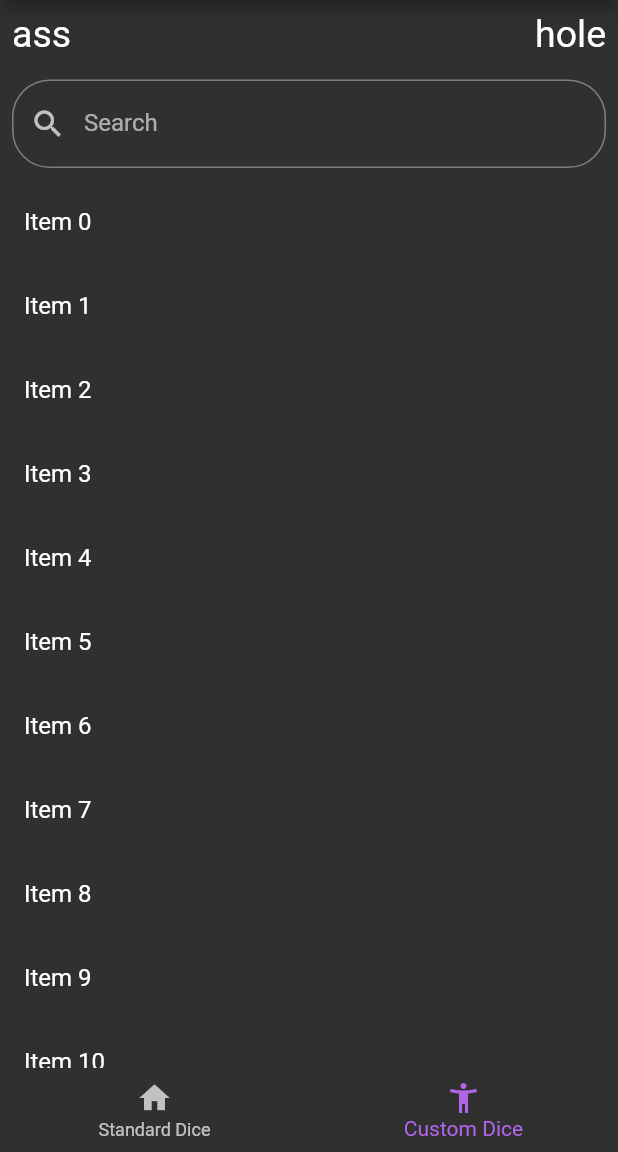
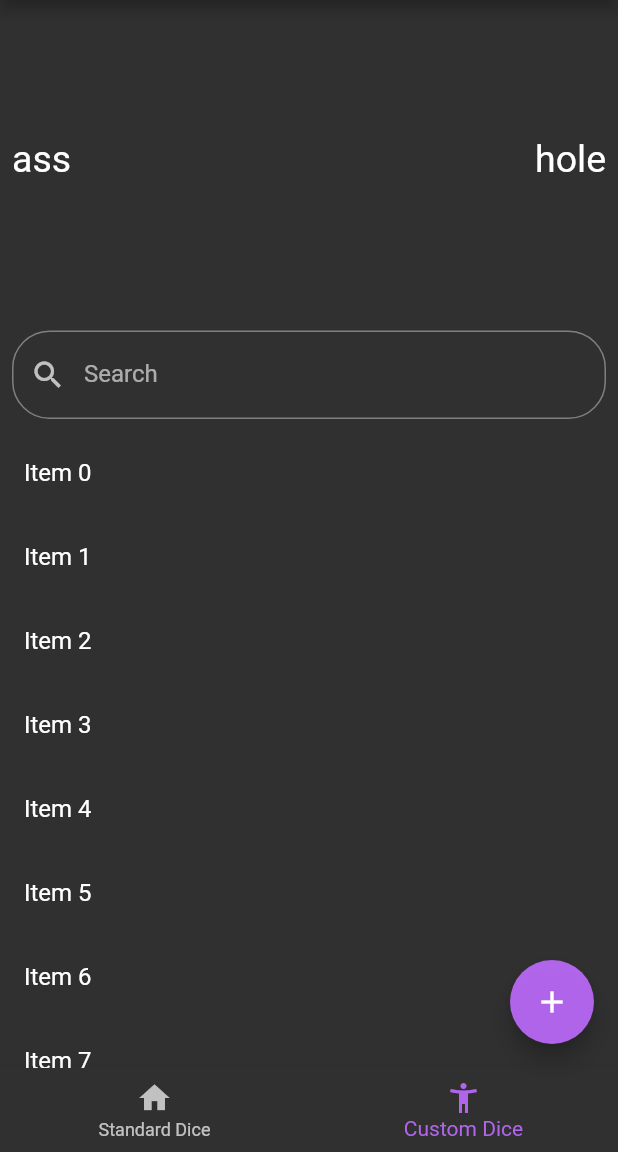
Before and after one commit to hansied67/flutter_dice_roller, a Flutter app: the screen it shows after launch, swiped to page 2, on a phone screen of 412 x 824 dp, the part 84-1236 px from its top. Run offline on Flutter 3.47's test engine with Material 2 defaults, Android fonts, the light colour scheme and no system bars; our stand-ins replace audioplayers, auto_size_text, shared_preferences.

Commit message:
Continue custom roller development

```diff
--- a/lib/screens/custom/custom_roller.dart
+++ b/lib/screens/custom/custom_roller.dart
@@ -48,7 +48,9 @@ class _CustomRollerState extends State<CustomRoller> {
     return Container(
       child: Column(
         children: <Widget>[
-          Padding(
+          Expanded(
+            flex: 1,
+            child: Padding(
               padding: const EdgeInsets.all(8.0),
               child: Row(
                 children: <Widget>[
@@ -65,6 +67,7 @@ class _CustomRollerState extends State<CustomRoller> {
                     )
                   )
                 ],
+              )
             )
           ),
           Padding(
@@ -85,6 +88,7 @@ class _CustomRollerState extends State<CustomRoller> {
             )
           ),
           Expanded(
+            flex: 2,
             child: ListView.builder(
               shrinkWrap: true,
               itemCount: items.length,
--- a/lib/screens/standard/standard_dice/dice_roller.dart
+++ b/lib/screens/standard/standard_dice/dice_roller.dart
@@ -90,7 +90,7 @@ class _DiceRollerState extends State<DiceRoller> {
               Expanded(flex: 2, child: Padding(
                   padding: new EdgeInsets.all(7.5),
                   child: RaisedButton(
-                    child: AutoText("Clear", 25.0),
+                    child: AutoText("Clear", 20.0),
                     onPressed: () {
                       diceRolls.clear();
                     },
@@ -103,7 +103,7 @@ class _DiceRollerState extends State<DiceRoller> {
               Expanded(flex: 2, child: Padding(
                   padding: new EdgeInsets.all(7.5),
                   child: RaisedButton(
-                      child: AutoText("Roll", 25.0),
+                      child: AutoText("Roll", 20.0),
                       onPressed: () async {
                         diceRolls.rollAll();
 
--- a/lib/screens/standard/standard_screen.dart
+++ b/lib/screens/standard/standard_screen.dart
@@ -179,7 +179,14 @@ class _StandardScreenState extends State<StandardScreen> {
               DiceRoller(),
               CustomRoller(),
           ]
-      )
+      ),
+      floatingActionButton: _page == 1 ? FloatingActionButton(
+        onPressed: () {
+          // TODO: go to custom input screen
+          _getInputDialog(context, diceRolls);
+        },
+        child: Icon(Icons.add)
+      ) : Container()
     );
   }
 }
```
Lines whose indentation alone changed are shown as unchanged.
